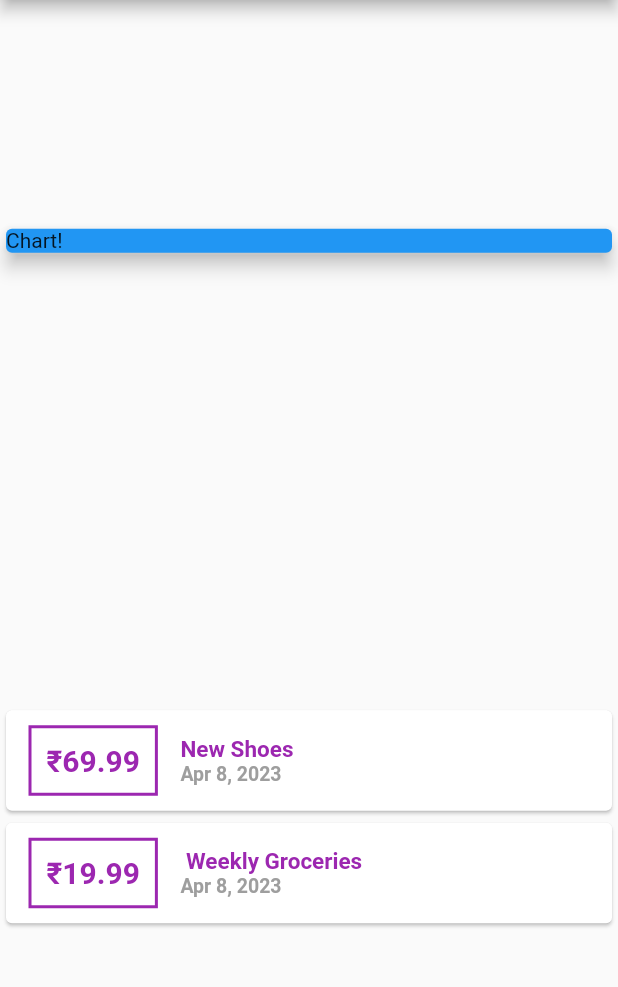
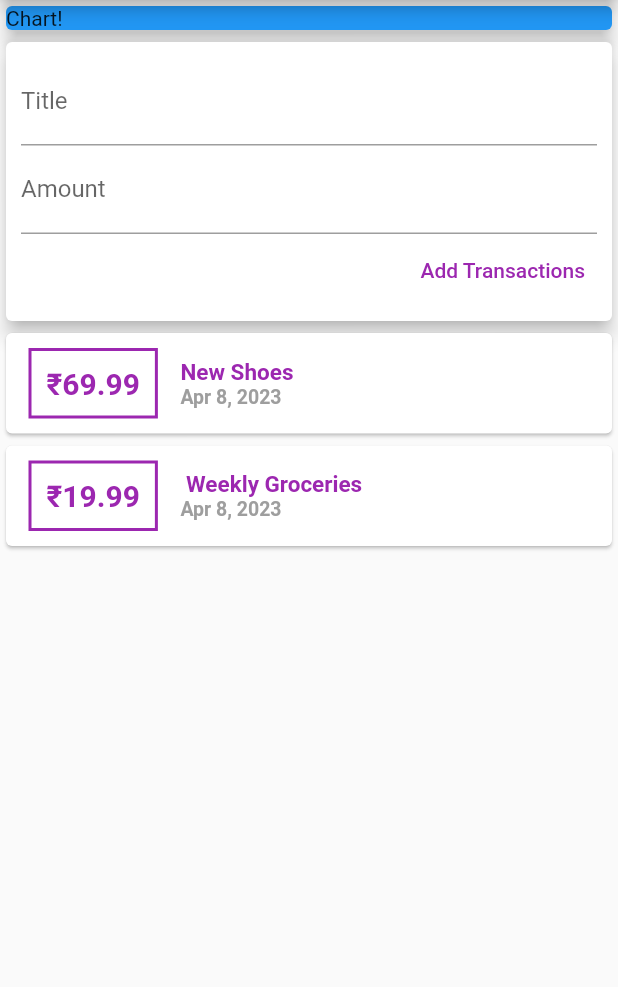
Before and after one commit to RaazKetan/Expense_Tracker, a Flutter app: the screen it shows after launch, on a phone screen of 412 x 824 dp, the part 84-1071 px from its top. Run offline on Flutter 3.47's test engine with Material 2 defaults, Android fonts, the phone set to English and light mode, and no system bars.

Commit message:
+inputUserField, textButton

```diff
--- a/lib/main.dart
+++ b/lib/main.dart
@@ -43,7 +43,7 @@ class MyHomePage extends StatelessWidget {
         ),
       ),
       body: Column(
-        mainAxisAlignment: MainAxisAlignment.spaceAround,
+        // mainAxisAlignment: MainAxisAlignment.spaceAround,
         crossAxisAlignment: CrossAxisAlignment.stretch,
         children: <Widget>[
           Container(
@@ -52,6 +52,28 @@ class MyHomePage extends StatelessWidget {
               color: Colors.blue,
               elevation: 5,
               child: Text('Chart!'),
+            ),
+          ),
+          Card(
+            elevation: 5,
+            child: Container(
+              padding: EdgeInsets.all(10),
+              child: Column(
+                crossAxisAlignment: CrossAxisAlignment.end,
+                children: const <Widget>[
+                TextField(
+                  decoration: InputDecoration(labelText: 'Title'),
+                ),
+                TextField(decoration: InputDecoration(labelText: 'Amount'),),
+                  TextButton(
+                      onPressed:null,
+                      style: ButtonStyle(
+                        foregroundColor:MaterialStatePropertyAll(Colors.purple)
+                      ),
+                      child: Text('Add Transactions'),
+                  ),
+              ],
+              ),
             ),
           ),
           Column(children: transactions.map((tx) {
```
